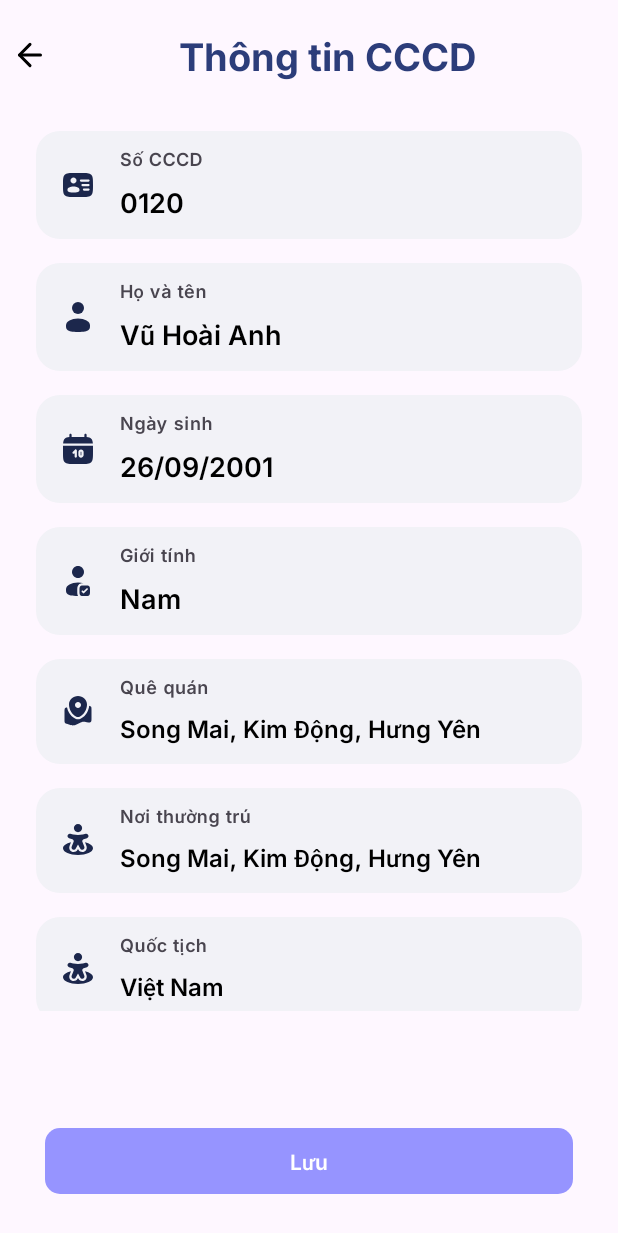
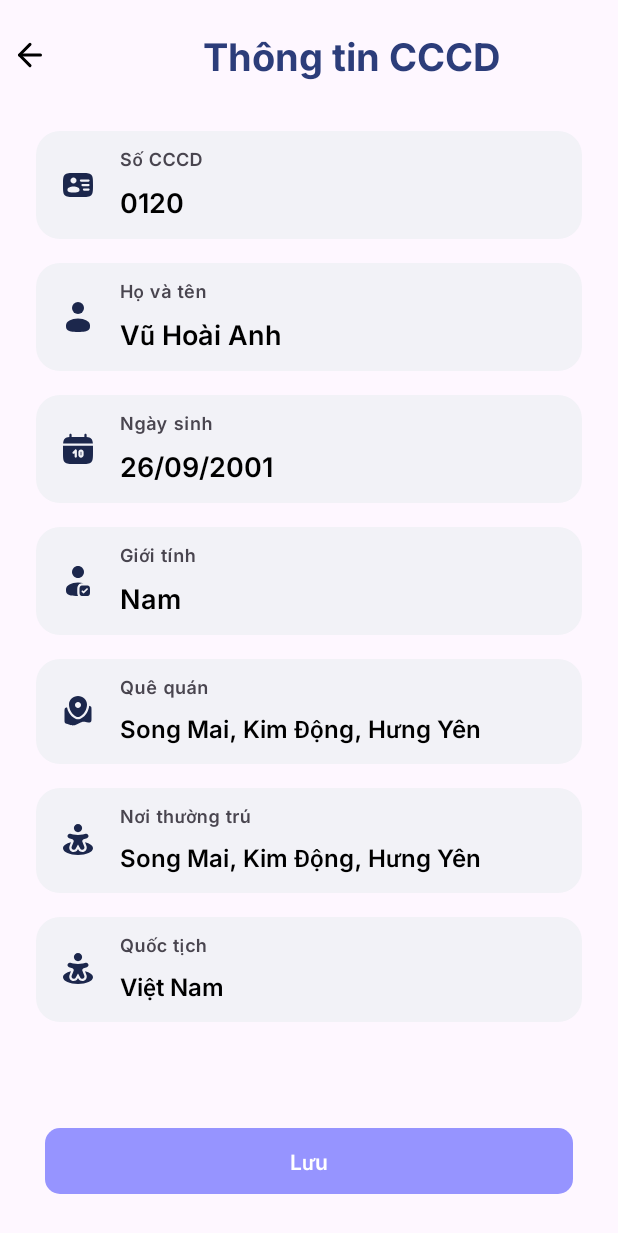
Before and after one commit to phongpn-14/smart-ocr, an Android app: the ViewScannedCCCDFragment screen opened through its navigation route, on a phone screen of 412 x 824 dp. Shown: the top 1233 px of the screen. Run offline under Robolectric (Android 15) with nearby library versions, the light colour scheme and no system bars; our stand-ins replace Dagger/Hilt's generated code, EventBus, Firebase (no records; nobody signed in at launch, a user with empty details on screens opened directly), data binding, navigation-ui; libraries missing offline, so code that uses them is left out: com.airbnb.lottie, com.github.florent37.viewanimator, com.google.api.client, com.google.api.services, com.hjq.permissions and 1 more; network calls fail; 2 statements that could not run were skipped.

Commit message:
update manage cccd

```diff
--- a/app/src/main/java/com/example/smartocr/data/DataRepository.kt
+++ b/app/src/main/java/com/example/smartocr/data/DataRepository.kt
@@ -1,5 +1,6 @@
 package com.example.smartocr.data
 
+import com.example.smartocr.data.dto.response.ResponseListScannedCCCDItem
 import com.example.smartocr.data.dto.response.ResponseLogin
 import com.example.smartocr.data.dto.response.ResponseTable
 import com.example.smartocr.data.dto.response.ResponseTemplate
@@ -74,6 +75,10 @@ class DataRepository @Inject constructor(
         return remoteRepository.editCCCD(documentId, file)
     }
 
+    override fun deleteCCCD(documentId: String): Flow<Resource<String>> {
+        return remoteRepository.deleteCCCD(documentId)
+    }
+
     override suspend fun listTemplate(): Flow<Resource<List<Template>>> {
         return remoteRepository.listTemplate()
     }
--- a/app/src/main/java/com/example/smartocr/data/DataRepositorySource.kt
+++ b/app/src/main/java/com/example/smartocr/data/DataRepositorySource.kt
@@ -1,5 +1,6 @@
 package com.example.smartocr.data
 
+import com.example.smartocr.data.dto.response.ResponseListScannedCCCDItem
 import com.example.smartocr.data.dto.response.ResponseLogin
 import com.example.smartocr.data.dto.response.ResponseTable
 import com.example.smartocr.data.dto.response.ResponseTemplate
@@ -39,6 +40,8 @@ interface DataRepositorySource {
 
     suspend fun editCCCD(documentId: String, file: File): Flow<Resource<String>>
 
+    fun deleteCCCD(documentId: String): Flow<Resource<String>>
+
     suspend fun listTemplate(): Flow<Resource<List<Template>>>
 
     fun createKeyTemplate(data: String, keyName: String): Flow<Resource<String>>
--- a/app/src/main/java/com/example/smartocr/data/drive/GoogleDriveServiceHelper.java
+++ b/app/src/main/java/com/example/smartocr/data/drive/GoogleDriveServiceHelper.java
@@ -31,7 +31,7 @@ public class GoogleDriveServiceHelper {
 
     private final String FOLDER_MIME_TYPE = "application/vnd.google-apps.folder";
     private final String SHEET_MIME_TYPE = "application/vnd.openxmlformats-officedocument.spreadsheetml.sheet";
-    private final String FOLDER_NAME = "Example_Folder";
+    private final String FOLDER_NAME = "OCR_Folder";
 
     public GoogleDriveServiceHelper(Drive driveService) {
         mDriveService = driveService;
--- a/app/src/main/java/com/example/smartocr/data/remote/RemoteDataSource.kt
+++ b/app/src/main/java/com/example/smartocr/data/remote/RemoteDataSource.kt
@@ -2,6 +2,7 @@ package com.example.smartocr.data.remote
 
 import com.example.smartocr.data.Resource
 import com.example.smartocr.data.dto.response.ResponseHelloWorld
+import com.example.smartocr.data.dto.response.ResponseListScannedCCCDItem
 import com.example.smartocr.data.dto.response.ResponseLogin
 import com.example.smartocr.data.dto.response.ResponseTable
 import com.example.smartocr.data.dto.response.ResponseTemplate
@@ -31,6 +32,7 @@ internal interface RemoteDataSource {
 
     fun listCCCD(): Flow<Resource<List<OcrCCCD>>>
     fun editCCCD(documentId: String, file: File): Flow<Resource<String>>
+    fun deleteCCCD(documentId: String): Flow<Resource<String>>
 
     fun listTemplate(): Flow<Resource<List<Template>>>
     fun createKeyTemplate(data: String, keyName: String): Flow<Resource<String>>
--- a/app/src/main/java/com/example/smartocr/ui/cccd/ViewScannedCCCDFragment.kt
+++ b/app/src/main/java/com/example/smartocr/ui/cccd/ViewScannedCCCDFragment.kt
@@ -7,17 +7,20 @@ import androidx.lifecycle.lifecycleScope
 import androidx.navigation.fragment.findNavController
 import com.example.smartocr.base.BaseFragment
 import com.example.smartocr.data.model.OcrCCCD
+import com.example.smartocr.ui.camera.ScanResult
+import com.example.smartocr.ui.dialog.DialogDelete
 import com.example.smartocr.ui.document.DocumentViewModel
-import com.example.smartocr.ui.camera.ScanResult
 import com.proxglobal.smart_ocr.R
 import com.proxglobal.smart_ocr.databinding.FragmentViewScannedCccdBinding
 import dagger.hilt.android.AndroidEntryPoint
+import kotlinx.coroutines.Dispatchers
 import kotlinx.coroutines.launch
 
 @AndroidEntryPoint
 class ViewScannedCCCDFragment : BaseFragment<FragmentViewScannedCccdBinding>() {
     private lateinit var ocrCCCD: OcrCCCD
     private var editable: Boolean = true
+    private var deletalbe = false
     private val documentViewModel by activityViewModels<DocumentViewModel>()
     override fun getLayoutId(): Int {
         return R.layout.fragment_view_scanned_cccd
@@ -26,6 +29,8 @@ class ViewScannedCCCDFragment : BaseFragment<FragmentViewScannedCccdBinding>() {
     override fun initView() {
         super.initView()
         editable = requireArguments().getBoolean("editable", editable)
+        deletalbe = requireArguments().getBoolean("deletable", deletalbe)
+
         try {
             val result = requireArguments().getParcelable<ScanResult.CCCDResult>("result")!!
             ocrCCCD = result.ocrCCCD.copy()
@@ -48,16 +53,14 @@ class ViewScannedCCCDFragment : BaseFragment<FragmentViewScannedCccdBinding>() {
         binding.tvHomeTown.isEnabled = editable
         binding.tvPermanentAddress.isEnabled = editable
         binding.tvNationality.isEnabled = editable
+
+        binding.btDelete.isVisible = deletalbe
     }
 
     override fun addAction() {
         super.addAction()
         binding.btBack.setOnClickListener {
             findNavController().navigateUp()
-        }
-
-        binding.btSave.setOnClickListener {
-            toastShort("Coming soon")
         }
 
         binding.root.setOnClickListener {
@@ -98,17 +101,26 @@ class ViewScannedCCCDFragment : BaseFragment<FragmentViewScannedCccdBinding>() {
                     it.whenLoading { toastShort("Process") }
                         .whenSuccess {
                             toastShort(it.data!!)
-                            navigate(
-                                R.id.homeFragment,
-                                popUpTo = R.id.homeFragment,
-                                popUpToBuilder = {
-                                    inclusive = false
-                                })
+                            findNavController().navigateUp()
                         }
                         .whenError { toastShort(it.message ?: "Unknown error") }
                 }
             }
         }
+
+        binding.btDelete.setOnClickListener {
+            documentViewModel.deleteCCCD(ocrCCCD.objectID) {
+                DialogDelete.newInstance {
+                    lifecycleScope.launch(Dispatchers.Main) {
+                        it.whenSuccess {
+                            toastShort("Successfully")
+                            findNavController().navigateUp()
+                        }
+                    }
+                }.show(childFragmentManager, null)
+            }
+
+        }
     }
 
 }
--- a/app/src/main/java/com/example/smartocr/ui/table/ViewOcrTableFragment.kt
+++ b/app/src/main/java/com/example/smartocr/ui/table/ViewOcrTableFragment.kt
@@ -44,10 +44,6 @@ class ViewOcrTableFragment : BaseFragment<FragmentViewOcrTableBinding>() {
             requireContext().startActivity(createChooser)
         }
 
-        binding.btUpload.setOnClickListener {
-            upFileToGoogleDrive(file)
-        }
-
         binding.btShare.setOnClickListener {
             shareMedia(requireContext(), file)
         }
--- a/app/src/main/java/com/example/smartocr/ui/template/AutoFillViewDetailCCCDFragment.kt
+++ b/app/src/main/java/com/example/smartocr/ui/template/AutoFillViewDetailCCCDFragment.kt
@@ -6,6 +6,7 @@ import androidx.core.widget.addTextChangedListener
 import androidx.fragment.app.activityViewModels
 import androidx.navigation.fragment.findNavController
 import com.example.smartocr.base.BaseFragment
+import com.example.smartocr.data.dto.response.ResponseListScannedCCCDItem
 import com.example.smartocr.data.model.OcrCCCD
 import com.proxglobal.smart_ocr.R
 import com.proxglobal.smart_ocr.databinding.FragmentAutoFillViewScannedCccdBinding
--- a/app/src/main/java/com/example/smartocr/ui/template/CreateKeyTemplateFragment.kt
+++ b/app/src/main/java/com/example/smartocr/ui/template/CreateKeyTemplateFragment.kt
@@ -36,7 +36,7 @@ class CreateKeyTemplateFragment : BaseFragment<FragmentCreateKeyTemplateBinding>
 
     override fun initView() {
         super.initView()
-        existKeyTemplate = requireArguments().getParcelable<TemplateKey>("template_key")
+//        existKeyTemplate = requireArguments().getParcelable<TemplateKey>("template_key")
         keys.postValue {
             clear()
             existKeyTemplate?.document?.line?.forEach {
--- a/app/src/main/res/layout/fragment_list_scanned_cccd.xml
+++ b/app/src/main/res/layout/fragment_list_scanned_cccd.xml
@@ -45,6 +45,7 @@
             app:layoutManager="androidx.recyclerview.widget.LinearLayoutManager"
             app:layout_constraintBottom_toBottomOf="parent"
             app:layout_constraintTop_toBottomOf="@id/llDetail"
+            android:layout_marginHorizontal="30dp"
             tools:listitem="@layout/layout_item_scanned_cccd" />
 
     </androidx.constraintlayout.widget.ConstraintLayout>
--- a/app/src/main/res/layout/fragment_view_scanned_cccd.xml
+++ b/app/src/main/res/layout/fragment_view_scanned_cccd.xml
@@ -16,7 +16,9 @@
             android:layout_width="match_parent"
             android:layout_height="wrap_content"
             android:layout_alignParentTop="true"
-            android:layout_marginTop="16dp">
+            android:layout_marginTop="16dp"
+            android:clipToPadding="false"
+            android:gravity="center">
 
             <ImageView
                 android:id="@+id/btBack"
@@ -31,11 +33,21 @@
                 android:layout_width="match_parent"
                 android:layout_height="wrap_content"
                 android:layout_gravity="center"
-                android:layout_marginStart="-16dp"
+                android:layout_marginEnd="-16dp"
+                android:layout_weight="1"
                 android:gravity="center"
                 android:text="Thông tin CCCD"
                 android:textColor="#2C3D7A"
                 tools:ignore="HardcodedText" />
+
+            <ImageView
+                android:id="@+id/btDelete"
+                android:layout_width="wrap_content"
+                android:layout_height="36dp"
+                android:padding="8dp"
+                android:scaleType="centerCrop"
+                android:src="@drawable/ic_delete"
+                app:tint="@color/black" />
         </androidx.appcompat.widget.LinearLayoutCompat>
 
         <androidx.core.widget.NestedScrollView
@@ -44,6 +56,7 @@
             android:layout_below="@id/llDetail"
             android:layout_marginHorizontal="24dp"
             android:layout_marginTop="30dp"
+            android:clipToPadding="false"
             android:paddingBottom="150dp">
 
 
```
Also changed, not shown: app/src/main/java/com/example/smartocr/base/BaseActivity.kt (+37 -2 lines), app/src/main/java/com/example/smartocr/data/remote/RemoteData.kt (+12 -1 lines), app/src/main/java/com/example/smartocr/data/remote/service/SmartOCRService.kt (+10 -0 lines), app/src/main/java/com/example/smartocr/ui/cccd/ListScannedCCCDFragment.kt (+6 -2 lines), app/src/main/java/com/example/smartocr/ui/document/DocumentViewModel.kt (+8 -0 lines), app/src/main/java/com/example/smartocr/ui/template/ViewOcrTemplateResultFragment.kt (+4 -8 lines), app/src/main/res/layout/fragment_view_ocr_table.xml (+0 -7 lines), app/src/main/res/layout/fragment_view_ocr_template.xml (+4 -10 lines), app/src/main/res/layout/layout_item_scanned_cccd.xml (+12 -7 lines).
